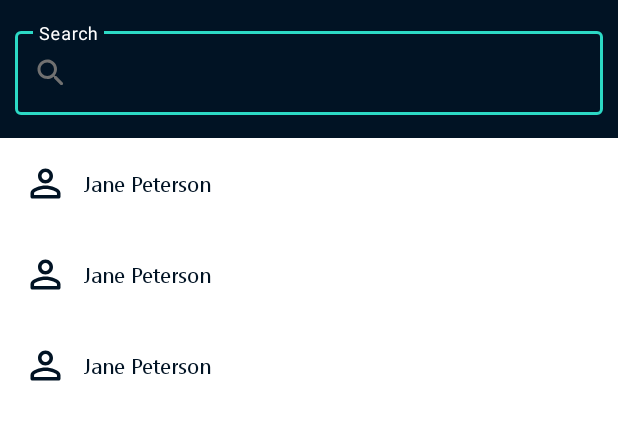
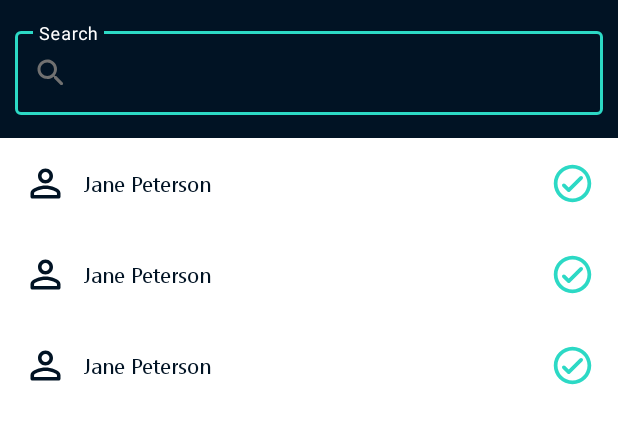
Before and after one commit to elizabethadegbaju/QuikPay, an Android app: the layout fragment_contacts.xml on its own in the app's theme, with its tools: preview values and no code run, on a phone screen of 412 x 824 dp. Shown: the top 424 px of the screen. Run offline under Robolectric (Android 15) with nearby library versions, the phone set to English and light mode, and no system bars.

Commit message:
feat: add onclick listener to ContactsViewAdapter ViewHolder
Signed-off-by: Elizabeth Adegbaju <adeotunadegbaju@gmail.com>

```diff
--- a/app/src/main/java/com/example/quikpay/ui/contacts/ContactsViewAdapter.kt
+++ b/app/src/main/java/com/example/quikpay/ui/contacts/ContactsViewAdapter.kt
@@ -1,6 +1,8 @@
 package com.example.quikpay.ui.contacts
 
+import android.util.Log
 import android.view.LayoutInflater
+import android.view.View
 import android.view.ViewGroup
 import androidx.recyclerview.widget.DiffUtil
 import androidx.recyclerview.widget.ListAdapter
@@ -23,18 +25,27 @@ class ContactsViewAdapter() :
     }
 
     class ViewHolder private constructor(val binding: ContactItemBinding) :
-        RecyclerView.ViewHolder(binding.root) {
+        RecyclerView.ViewHolder(binding.root), View.OnClickListener {
 
         fun bind(item: Contact) {
             binding.contactName.text = item.name
+            binding.contactCheckImage.visibility = View.GONE
         }
 
         companion object {
             fun from(parent: ViewGroup): ViewHolder {
                 val layoutInflater = LayoutInflater.from(parent.context)
                 val binding = ContactItemBinding.inflate(layoutInflater, parent, false)
-                return ViewHolder(binding)
+                val viewHolder = ViewHolder(binding)
+                binding.root.setOnClickListener(viewHolder)
+                return viewHolder
             }
+
+            private val TAG = ViewHolder::class.java.simpleName
+        }
+
+        override fun onClick(v: View?) {
+            Log.d(TAG, "Item clicked at position $position");
         }
     }
 
--- /dev/null
+++ b/app/src/main/res/drawable/ic_round_check_circle_outline_24.xml
@@ -0,0 +1,10 @@
+<vector xmlns:android="http://schemas.android.com/apk/res/android"
+    android:width="24dp"
+    android:height="24dp"
+    android:viewportWidth="24"
+    android:viewportHeight="24"
+    android:tint="?attr/colorControlNormal">
+    <path
+        android:fillColor="@android:color/white"
+        android:pathData="M12,2C6.48,2 2,6.48 2,12s4.48,10 10,10 10,-4.48 10,-10S17.52,2 12,2zM12,20c-4.41,0 -8,-3.59 -8,-8s3.59,-8 8,-8 8,3.59 8,8 -3.59,8 -8,8zM15.88,8.29L10,14.17l-1.88,-1.88c-0.39,-0.39 -1.02,-0.39 -1.41,0 -0.39,0.39 -0.39,1.02 0,1.41l2.59,2.59c0.39,0.39 1.02,0.39 1.41,0L17.3,9.7c0.39,-0.39 0.39,-1.02 0,-1.41 -0.39,-0.39 -1.03,-0.39 -1.42,0z" />
+</vector>
--- a/app/src/main/res/layout/contact_item.xml
+++ b/app/src/main/res/layout/contact_item.xml
@@ -3,7 +3,8 @@
     xmlns:app="http://schemas.android.com/apk/res-auto"
     xmlns:tools="http://schemas.android.com/tools"
     android:layout_width="match_parent"
-    android:layout_height="wrap_content">
+    android:layout_height="wrap_content"
+    android:clickable="true">
 
     <ImageView
         android:id="@+id/contact_image"
@@ -28,4 +29,17 @@
         app:layout_constraintStart_toEndOf="@+id/contact_image"
         app:layout_constraintTop_toTopOf="@+id/contact_image"
         tools:text="Jane Peterson" />
+
+    <ImageView
+        android:id="@+id/contact_check_image"
+        android:layout_width="30dp"
+        android:layout_height="30dp"
+        android:layout_marginTop="15dp"
+        android:layout_marginEnd="15dp"
+        android:layout_marginBottom="15dp"
+        android:tint="@color/colorAccent"
+        app:layout_constraintBottom_toBottomOf="parent"
+        app:layout_constraintEnd_toEndOf="parent"
+        app:layout_constraintTop_toTopOf="parent"
+        app:srcCompat="@drawable/ic_round_check_circle_outline_24" />
 </androidx.constraintlayout.widget.ConstraintLayout>
```
